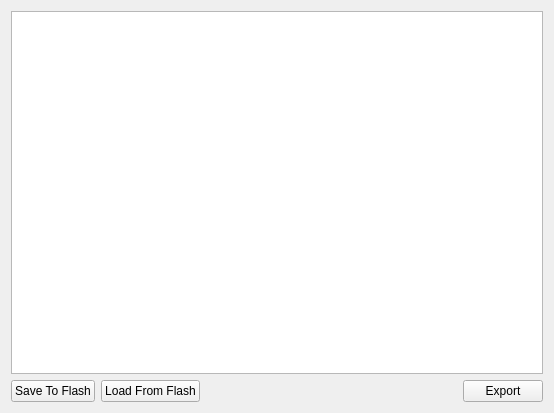
Above: src/tableview3d.ui from fredcooke/emstudio before the change. Below: the same form after it.
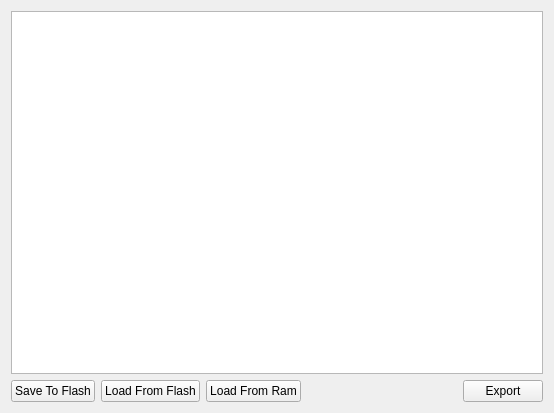
That is the form after the change.

Commit message:
New save/reload data button semantics, and abstracting of data views.
All views now have appropriate save/load buttons based on the data type in
the view. Views are now all subclassed from a DataView type, which will
soon allow for better abstraction of the actual passing of memory between
views.

```diff
--- a/src/tableview3d.ui
+++ b/src/tableview3d.ui
@@ -33,6 +33,13 @@
        </property>
       </widget>
      </item>
+     <item>
+      <widget class="QPushButton" name="loadRamPushButton">
+       <property name="text">
+        <string>Load From Ram</string>
+       </property>
+      </widget>
+     </item>
      <item>
       <spacer name="horizontalSpacer">
        <property name="orientation">
```
Left out of the diff: 2 changed lines with no effect on the pictures. The commit also changes 15 other files.
